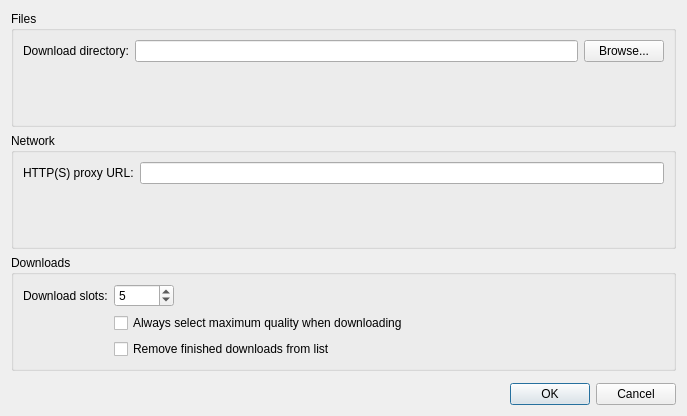
Above: toutvqt/dat/ui/preferences_dialog.ui from bvanheu/pytoutv before the change. Below: the same form after it.
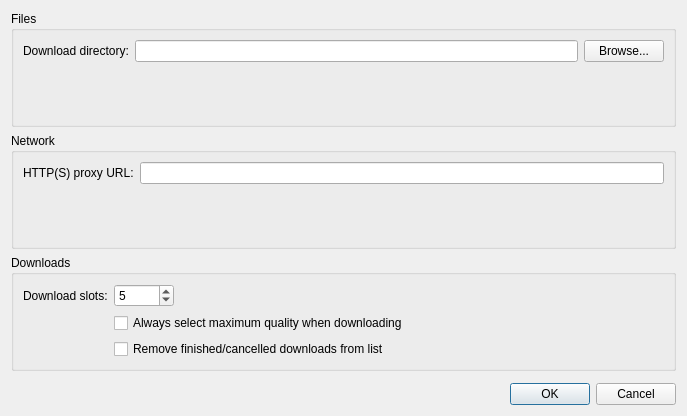
That is the form after the change.

Commit message: Qt: remove finished also removes cancelled

```diff
--- a/toutvqt/dat/ui/preferences_dialog.ui
+++ b/toutvqt/dat/ui/preferences_dialog.ui
@@ -125,7 +125,7 @@
       <item row="2" column="1">
        <widget class="QCheckBox" name="remove_finished_check">
         <property name="text">
-         <string>Remove finished downloads from list</string>
+         <string>Remove finished/cancelled downloads from list</string>
         </property>
        </widget>
       </item>
```
The commit also changes 2 other files.
